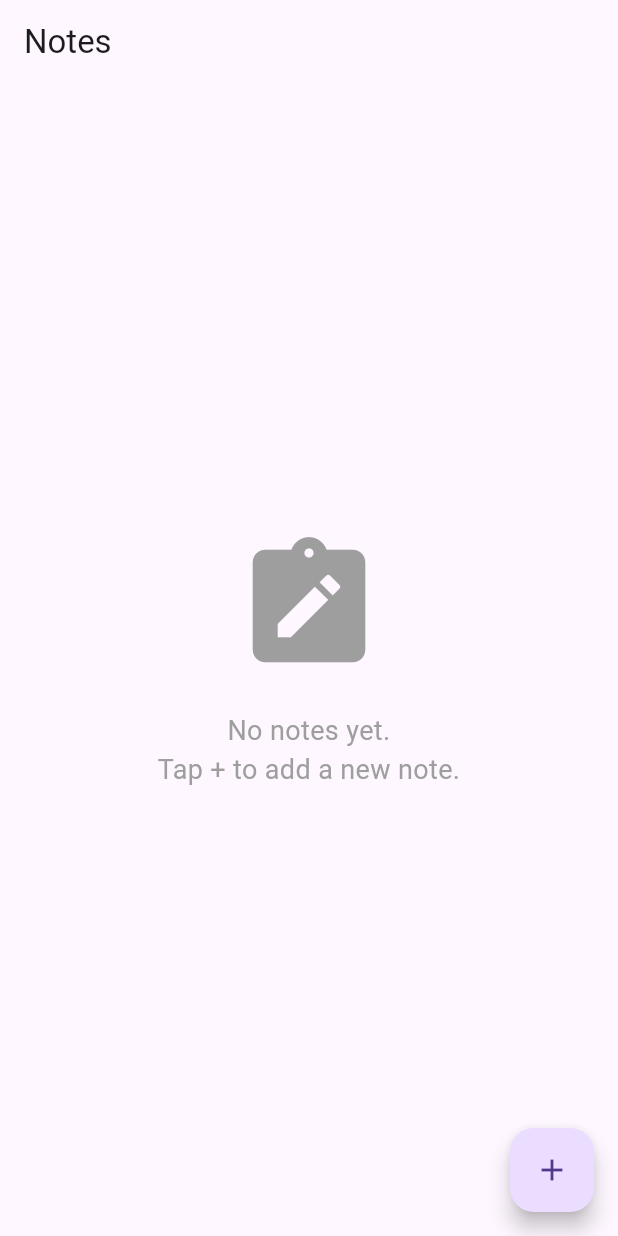
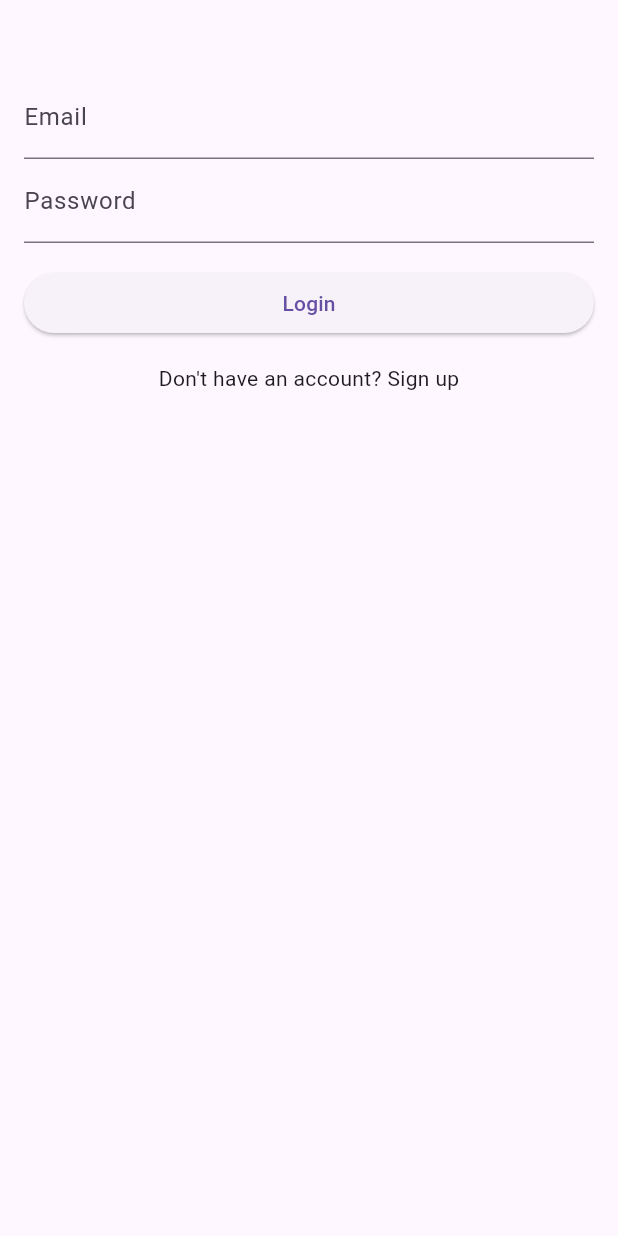
Before and after one commit to SaiKyawZinHtoo/supabase_stylefeed, a Flutter app: the screen it shows after launch, on a phone screen of 412 x 824 dp. Run offline on Flutter 3.47's test engine with Material 3 defaults, Android fonts, the phone set to English and light mode, and no system bars; our stand-ins replace supabase_flutter; accounts and stored records are empty.

Commit message:
Implement authentication flow: add AuthGate, LoginPage, ProfilePage, and RegisterPage with corresponding services

```diff
--- /dev/null
+++ b/lib/auth/auth_gate.dart
@@ -0,0 +1,39 @@
+import 'package:flutter/material.dart';
+import 'package:supabase_flutter/supabase_flutter.dart';
+import 'package:superbase_project/pages/login_page.dart';
+import 'package:superbase_project/pages/profile_page.dart';
+
+class AuthGate extends StatefulWidget {
+  const AuthGate({super.key});
+
+  @override
+  State<AuthGate> createState() => _AuthGateState();
+}
+
+class _AuthGateState extends State<AuthGate> {
+  @override
+  Widget build(BuildContext context) {
+    return StreamBuilder(
+        //Listen to the auth state change
+        stream: Supabase.instance.client.auth.onAuthStateChange,
+
+        //Build appropriate widget based on the auth state
+        builder: (context, snapshot) {
+          //Loading state
+          if (snapshot.connectionState == ConnectionState.waiting) {
+            return const Scaffold(
+              body: Center(
+                child: CircularProgressIndicator(),
+              ),
+            );
+          }
+          //check if there is a valid session currently
+          final session = snapshot.hasData ? snapshot.data!.session : null;
+          if (session != null) {
+            return ProfilePage();
+          } else {
+            return LoginPage();
+          }
+        });
+  }
+}
--- /dev/null
+++ b/lib/auth/auth_service.dart
@@ -0,0 +1,28 @@
+import 'package:supabase_flutter/supabase_flutter.dart';
+
+class AuthService {
+  final SupabaseClient _supabase = Supabase.instance.client;
+
+  //Sign in with email and password
+  Future<AuthResponse> signUpWithEmail(String email, String password) async {
+    return await _supabase.auth
+        .signInWithPassword(password: password, email: email);
+  }
+
+  //Sign up with email and password
+  Future<AuthResponse> signInWithEmail(String email, String password) async {
+    return await _supabase.auth.signUp(email: email, password: password);
+  }
+
+  //Sign out
+  Future<void> signOut() async {
+    await _supabase.auth.signOut();
+  }
+
+  //Get current user
+  String? getCurrentUserEmail() {
+    final session = _supabase.auth.currentSession;
+    final user = session?.user;
+    return user?.email;
+  }
+}
--- a/lib/main.dart
+++ b/lib/main.dart
@@ -1,5 +1,6 @@
 import 'package:flutter/material.dart';
 import 'package:supabase_flutter/supabase_flutter.dart';
+import 'package:superbase_project/auth/auth_gate.dart';
 import 'package:superbase_project/note_page.dart';
 
 void main() async {
@@ -20,7 +21,7 @@
   Widget build(BuildContext context) {
     return MaterialApp(
       debugShowCheckedModeBanner: false,
-      home: NotePage(),
+      home: AuthGate(),
     );
   }
 }
--- /dev/null
+++ b/lib/pages/login_page.dart
@@ -0,0 +1,70 @@
+import 'package:flutter/material.dart';
+import 'package:superbase_project/auth/auth_service.dart';
+import 'package:superbase_project/pages/register_page.dart';
+
+class LoginPage extends StatefulWidget {
+  const LoginPage({super.key});
+
+  @override
+  State<LoginPage> createState() => _LoginPageState();
+}
+
+class _LoginPageState extends State<LoginPage> {
+  //get auth service
+  final authService = AuthService();
+
+  //text controllers
+  final _emailController = TextEditingController();
+  final _passwordController = TextEditingController();
+
+  //login button pressed
+  void login() async {
+    final email = _emailController.text.trim();
+    final password = _passwordController.text.trim();
+
+    //attempt to login
+    try {
+      await authService.signInWithEmail(email, password);
+    } catch (e) {
+      if (mounted) {
+        ScaffoldMessenger.of(context)
+            .showSnackBar(SnackBar(content: Text("Error: $e")));
+      }
+    }
+  }
+
+  @override
+  Widget build(BuildContext context) {
+    return Scaffold(
+      body: ListView(
+        padding: const EdgeInsets.symmetric(horizontal: 16, vertical: 50),
+        children: [
+          TextField(
+            controller: _emailController,
+            decoration: const InputDecoration(
+              labelText: "Email",
+            ),
+          ),
+          TextField(
+            controller: _passwordController,
+            //obscureText: true,
+            decoration: const InputDecoration(
+              labelText: "Password",
+            ),
+          ),
+          const SizedBox(height: 16),
+          ElevatedButton(
+            onPressed: login,
+            child: const Text("Login"),
+          ),
+          const SizedBox(height: 16),
+          //go to register page to sign up
+          GestureDetector(
+              onTap: () => Navigator.push(context,
+                  MaterialPageRoute(builder: (context) => RegisterPage())),
+              child: Center(child: Text("Don't have an account? Sign up"))),
+        ],
+      ),
+    );
+  }
+}
```
Also changed, not shown: lib/pages/profile_page.dart (added, +31 -0 lines), lib/pages/register_page.dart (added, +86 -0 lines).
